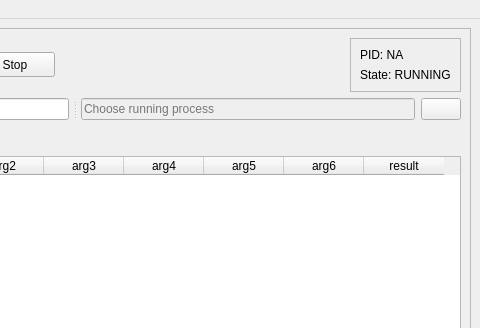
iTrooz/Syscall-Debugger, file others/debugger.ui: the form before one commit; both pictures show x 481 to 961 and y 0 to 328 of the 961 by 658 pixel window.
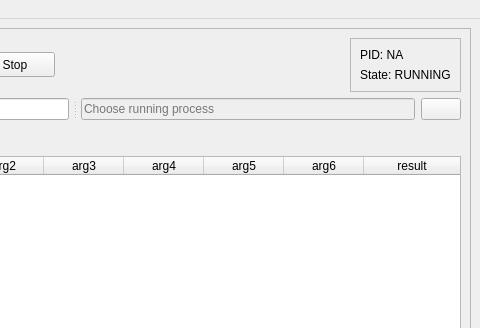
The form after the commit. Icons and pictures are not drawn.

The edit to the form file:
```diff
--- a/others/debugger.ui
+++ b/others/debugger.ui
@@ -334,7 +334,7 @@
            <bool>false</bool>
           </attribute>
           <attribute name="horizontalHeaderStretchLastSection">
-           <bool>false</bool>
+           <bool>true</bool>
           </attribute>
           <attribute name="verticalHeaderVisible">
            <bool>false</bool>
```
Left out of the diff: 10 changed lines with no effect on the pictures.
